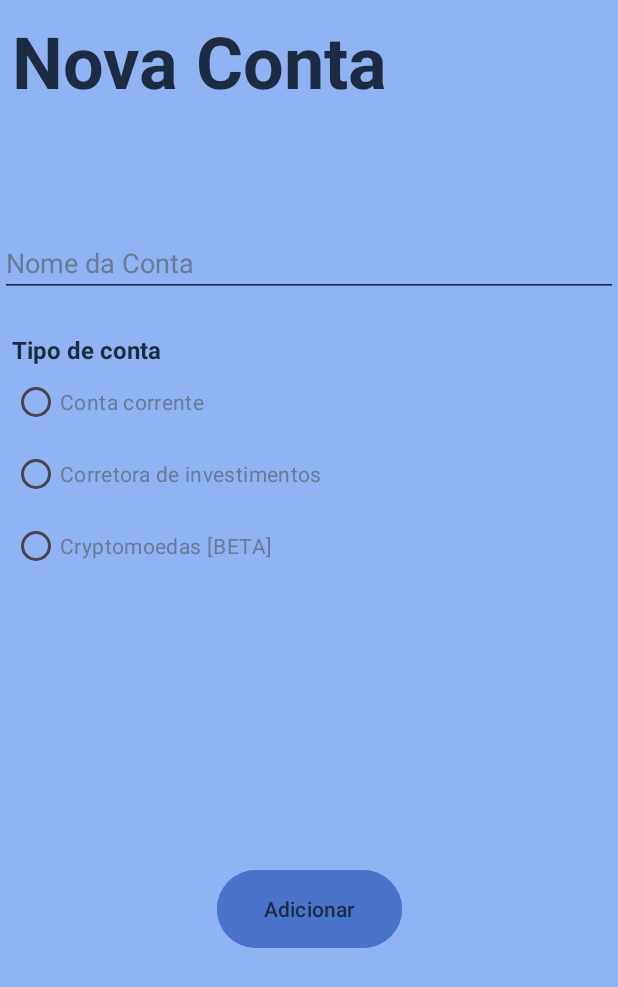
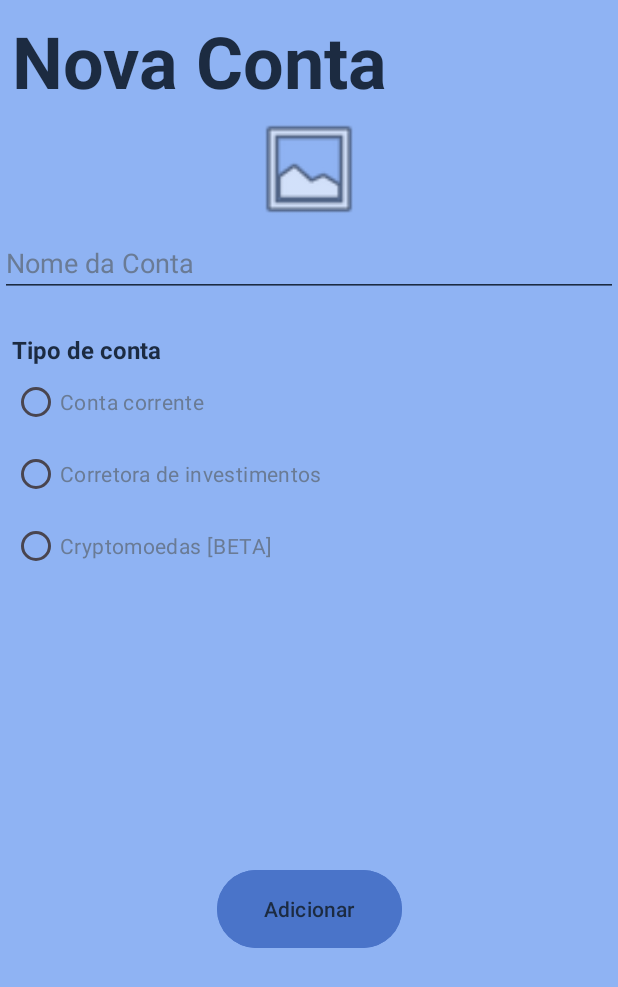
Before and after one commit to SantiagoSchutell/situacao-financeira-, an Android app: the FragmentAdiconarBanco screen opened through its navigation route, on a phone screen of 412 x 824 dp. Shown: the top 987 px of the screen. Run offline under Robolectric (Android 15) with nearby library versions, the phone set to English and light mode, and no system bars; our stand-ins replace CircleImageView, Firebase (no records; nobody signed in at launch, a user with empty details on screens opened directly).

Commit message:
Implementado: -Tool bar -menu com opçoes de editar a conta e excluir

```diff
--- a/app/build.gradle.kts
+++ b/app/build.gradle.kts
@@ -51,6 +51,7 @@ dependencies {
     //Firebase
     implementation(platform("com.google.firebase:firebase-bom:33.16.0"))
     implementation("com.google.firebase:firebase-auth")
+    implementation("com.google.firebase:firebase-storage")
 
 
     implementation("com.google.firebase:firebase-firestore")
--- a/app/src/main/AndroidManifest.xml
+++ b/app/src/main/AndroidManifest.xml
@@ -2,7 +2,13 @@
 <manifest xmlns:android="http://schemas.android.com/apk/res/android"
     xmlns:tools="http://schemas.android.com/tools">
 
+    <uses-feature
+        android:name="android.hardware.camera"
+        android:required="true" />
+
     <uses-permission android:name="android.permission.INTERNET"/>
+    <uses-permission android:name="android.permission.CAMERA"/>
+    <uses-permission android:name="android.permission.READ_MEDIA_IMAGES"/>
 
     <application
         android:allowBackup="true"
--- a/app/src/main/java/com/schutell/situaofinanceira/ContaAdapter.kt
+++ b/app/src/main/java/com/schutell/situaofinanceira/ContaAdapter.kt
@@ -28,6 +28,7 @@ class ContaAdapter(private val lista: List<Banco>, private val listener: OnConta
 
         val banco = lista[position]
 
+
         contasViewHolder.textname.text = banco.nome
 
         Glide.with(contasViewHolder.itemview.context)
@@ -35,7 +36,6 @@ class ContaAdapter(private val lista: List<Banco>, private val listener: OnConta
             .placeholder(R.drawable.bank)
             .error(R.drawable.bank)
             .into(contasViewHolder.imageButton)
-
 
     }
 
--- a/app/src/main/java/com/schutell/situaofinanceira/fragments/FragmentCriarConta.kt
+++ b/app/src/main/java/com/schutell/situaofinanceira/fragments/FragmentCriarConta.kt
@@ -12,6 +12,7 @@ import com.schutell.situaofinanceira.R
 import androidx.navigation.fragment.findNavController
 import com.google.firebase.auth.FirebaseAuth
 import com.google.firebase.firestore.FirebaseFirestore
+import com.google.firebase.storage.FirebaseStorage
 import com.schutell.situaofinanceira.databinding.ActivityCriarcontaBinding
 
 class FragmentCriarConta: Fragment() {
@@ -26,6 +27,7 @@ class FragmentCriarConta: Fragment() {
     private val database by lazy {
         FirebaseFirestore.getInstance()
     }
+
 
     override fun onCreateView(
         inflater: LayoutInflater,
@@ -60,6 +62,7 @@ class FragmentCriarConta: Fragment() {
                                 .set(dadosUsuario)
                                 .addOnSuccessListener {
                                 }
+
                         }
                         autenticar.signInWithEmailAndPassword(email, senha).addOnSuccessListener {
                             findNavController().navigate(R.id.action_fragmentCriarConta_to_fragmentHome)
--- a/app/src/main/java/com/schutell/situaofinanceira/fragments/FragmentHome.kt
+++ b/app/src/main/java/com/schutell/situaofinanceira/fragments/FragmentHome.kt
@@ -8,13 +8,22 @@ import android.widget.Toast
 import androidx.fragment.app.Fragment
 import androidx.navigation.fragment.findNavController
 import com.google.firebase.auth.FirebaseAuth
+import com.google.firebase.firestore.FirebaseFirestore
 import com.schutell.situaofinanceira.R
 import com.schutell.situaofinanceira.databinding.ActivityHomeBinding
+import java.text.NumberFormat
+import java.util.Locale
 
 class FragmentHome: Fragment(){
 
      private var _binding: ActivityHomeBinding? = null
     private val binding get() = _binding!!
+
+    private val data by lazy {
+        FirebaseFirestore.getInstance()
+    }
+
+    private val user = FirebaseAuth.getInstance().currentUser
 
      override fun onCreateView(
          inflater: LayoutInflater,
@@ -44,9 +53,52 @@ class FragmentHome: Fragment(){
             verificarLogin()
 
         }
-
+        calcularSaldosBancos()
         binding.btnContas.setOnClickListener {
             findNavController().navigate(R.id.action_fragment_ContasList)
         }
+
+    }
+
+    private fun calcularSaldosBancos(){
+        val docRef = data
+            .collection("usuarios")
+            .document(user?.uid.toString())
+            .collection("bancos")
+            .get()
+
+        docRef.addOnSuccessListener { dados ->
+            if (dados != null && !dados.isEmpty) {
+                var creditoTotal = 0.0
+                var debitoTotal = 0.0
+
+                for (document in dados) {
+                        val valorCredito = document.getDouble("credito")?: 0.0
+                        val valorDebito = document.getDouble("debito") ?: 0.0
+                        val totalInvestido = document.getDouble("valorTotal")?: 0.0
+
+                        creditoTotal += valorCredito
+                        debitoTotal += valorDebito
+                    var valorLiquido = creditoTotal - debitoTotal
+                    var total = valorLiquido + totalInvestido
+
+                    binding.textSaldoTotalEmConta.text = formatarParaDinheiro(valorLiquido)
+                    binding.textSaldoInvestido.text = formatarParaDinheiro(totalInvestido)
+                    binding.textSaldoTotal.text = formatarParaDinheiro(total)
+                }
+
+            } else {
+                Toast.makeText(requireContext(), "Nenhum banco encontrado!", Toast.LENGTH_SHORT)
+                    .show()
+            }
+
+        }
+
+    }
+
+
+    private fun formatarParaDinheiro(valor: Double?): String {
+        val formatar = NumberFormat.getCurrencyInstance(Locale("pt", "BR"))
+        return formatar.format(valor).toString()
     }
 }
--- a/app/src/main/java/com/schutell/situaofinanceira/fragments/FragmentListaDeContas.kt
+++ b/app/src/main/java/com/schutell/situaofinanceira/fragments/FragmentListaDeContas.kt
@@ -86,7 +86,7 @@ class FragmentListaDeContas: Fragment(), OnContaClicada {
             if (FirebaseAuth.getInstance().currentUser != null){
                 findNavController().navigate(R.id.action_fragment_AddConta)
             }else{
-                findNavController().navigate(R.id.action_fragment_login)
+                findNavController().navigate(R.id.action_fragmentListaDeContas_to_fragmentLogin)
             }
         }
 
--- /dev/null
+++ b/app/src/main/res/drawable/bankimamge.xml
@@ -0,0 +1,5 @@
+<vector xmlns:android="http://schemas.android.com/apk/res/android" android:height="24dp" android:tint="#FFFFFF" android:viewportHeight="960" android:viewportWidth="960" android:width="24dp">
+
+    <path android:fillColor="@android:color/white" android:pathData="M200,680L200,400L280,400L280,680L200,680ZM440,680L440,400L520,400L520,680L440,680ZM80,840L80,760L880,760L880,840L80,840ZM680,680L680,400L760,400L760,680L680,680ZM80,320L80,240L480,40L880,240L880,320L80,320ZM258,240L480,240L702,240L258,240ZM258,240L702,240L480,130L258,240Z"/>
+
+</vector>
--- a/app/src/main/res/layout/activity_adicionarbanco.xml
+++ b/app/src/main/res/layout/activity_adicionarbanco.xml
@@ -2,6 +2,7 @@
 <androidx.constraintlayout.widget.ConstraintLayout xmlns:android="http://schemas.android.com/apk/res/android"
     xmlns:app="http://schemas.android.com/apk/res-auto"
     xmlns:tools="http://schemas.android.com/tools"
+    android:id="@+id/raiz"
     android:layout_width="match_parent"
     android:layout_height="match_parent"
     android:background="@color/secundaria">
@@ -100,4 +101,16 @@
             android:textColorHint="@color/txt" />
     </RadioGroup>
 
+    <ImageView
+        android:id="@+id/imageViewLogo"
+        android:layout_width="84dp"
+        android:layout_height="76dp"
+        android:layout_marginTop="8dp"
+        android:layout_marginBottom="8dp"
+        app:layout_constraintBottom_toTopOf="@+id/editTextNomeConta"
+        app:layout_constraintEnd_toEndOf="parent"
+        app:layout_constraintStart_toStartOf="parent"
+        app:layout_constraintTop_toBottomOf="@+id/textView8"
+        app:srcCompat="@android:drawable/ic_menu_gallery" />
+
 </androidx.constraintlayout.widget.ConstraintLayout>
--- a/app/src/main/res/navigation/nav_graph.xml
+++ b/app/src/main/res/navigation/nav_graph.xml
@@ -44,6 +44,12 @@
         <action
             android:id="@+id/action_fragmentEntrarCorretora"
             app:destination="@id/fragmentCorretora" />
+        <action
+            android:id="@+id/action_fragmentListaDeContas_to_fragmentLogin"
+            app:destination="@id/fragmentLogin" />
+        <action
+            android:id="@+id/action_fragmentListaDeContas_self"
+            app:destination="@id/fragmentListaDeContas" />
     </fragment>
     <fragment
         android:id="@+id/fragmentAdiconarBanco"
--- a/app/src/main/res/values-night/themes.xml
+++ b/app/src/main/res/values-night/themes.xml
@@ -1,7 +1,13 @@
 <resources xmlns:tools="http://schemas.android.com/tools">
     <!-- Base application theme. -->
+
     <style name="Base.Theme.SituaçãoFinanceira" parent="Theme.Material3.DayNight.NoActionBar">
+        <item name="colorPrimary">@color/primaria</item>
         <!-- Customize your dark theme here. -->
         <!-- <item name="colorPrimary">@color/my_dark_primary</item> -->
     </style>
+    <style name="ToolbarTitleStyle" parent="TextAppearance.Widget.AppCompat.Toolbar.Title">
+    <item name="android:textColor">@color/textoPrincipal</item>
+    </style>
+
 </resources>
--- a/app/src/main/res/values/themes.xml
+++ b/app/src/main/res/values/themes.xml
@@ -1,6 +1,7 @@
 <resources xmlns:tools="http://schemas.android.com/tools">
     <!-- Base application theme. -->
     <style name="Base.Theme.SituaçãoFinanceira" parent="Theme.Material3.DayNight.NoActionBar">
+        <item name="colorPrimary">@color/secundaria</item>
         <!-- Customize your light theme here. -->
         <!-- <item name="colorPrimary">@color/my_light_primary</item> -->
     </style>
@@ -12,4 +13,7 @@
             <item name="cornerSize">50%</item>
         </style>
 
+    <style name="ToolbarTitleStyle" parent="TextAppearance.Widget.AppCompat.Toolbar.Title">
+        <item name="android:textColor">@color/textoPrincipal</item>
+    </style>
 </resources>
```
Also changed, not shown: app/src/main/java/com/schutell/situaofinanceira/fragments/FragmentAdiconarBanco.kt (+140 -64 lines), app/src/main/java/com/schutell/situaofinanceira/fragments/FragmentBanco.kt (+56 -8 lines), app/src/main/java/com/schutell/situaofinanceira/fragments/FragmentCorretora.kt (+9 -3 lines), app/src/main/res/layout/activity_banco.xml (+10 -17 lines), app/src/main/res/layout/toolbar.xml (added, +19 -0 lines), app/src/main/res/menu/menucontas.xml (added, +11 -0 lines).
